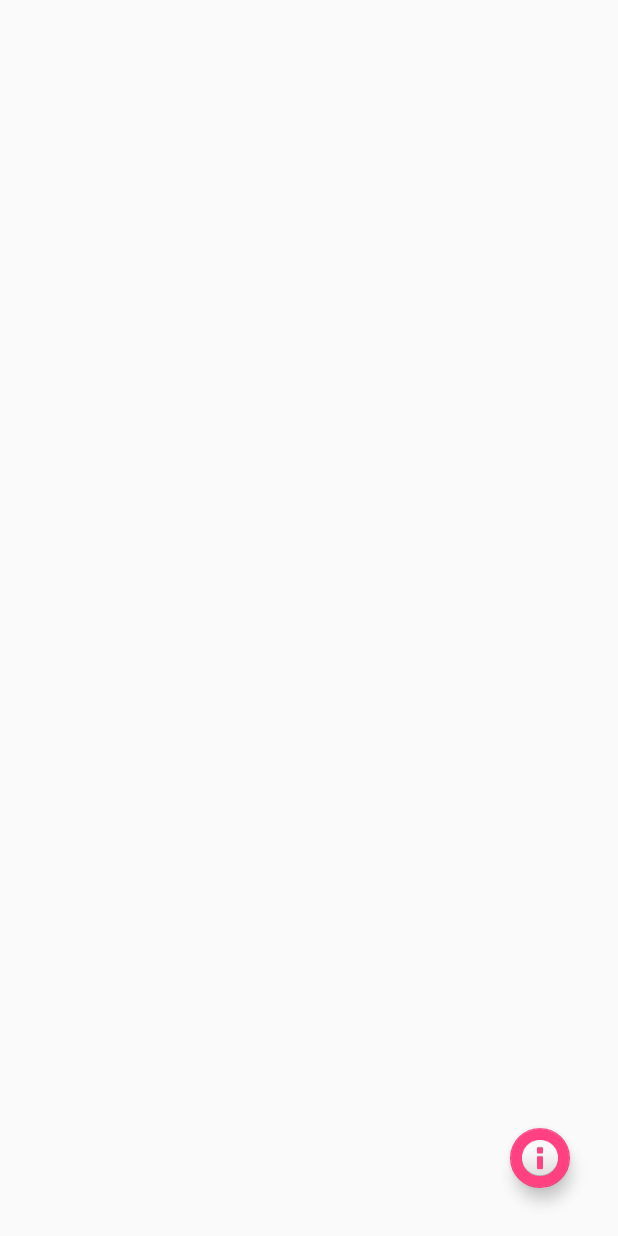
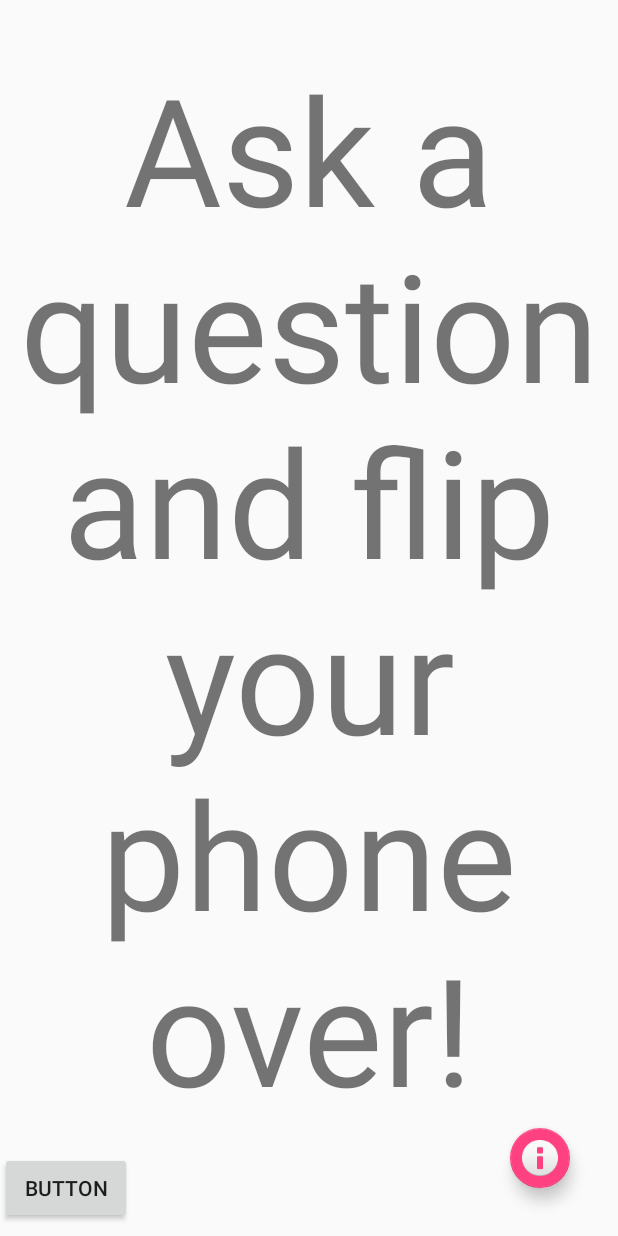
Before and after one commit to rbryan21/Magic8Ball, an Android app: the screen it shows after launch (EightBallActivity), on a phone screen of 412 x 824 dp. Run offline under Robolectric (Android 15) with nearby library versions, the phone set to English and light mode, and no system bars.

Commit message:
Updating minSdk to 26 to get the text autosizing working. Adding Answer POJO, and an Answers class that contains the available answers, as well several helpers methods, including one to grab a random answer

```diff
--- a/Magic8Ball/app/build.gradle
+++ b/Magic8Ball/app/build.gradle
@@ -2,10 +2,10 @@ apply plugin: 'com.android.application'
 
 android {
     compileSdkVersion 26
-    buildToolsVersion "25.0.3"
+    buildToolsVersion '26.0.0'
     defaultConfig {
         applicationId "edu.ggc.bryan.magic8ball"
-        minSdkVersion 18
+        minSdkVersion 26
         targetSdkVersion 26
         versionCode 1
         versionName "1.0"
@@ -28,4 +28,5 @@ dependencies {
     compile 'com.android.support.constraint:constraint-layout:1.0.2'
     compile 'com.android.support:design:26.0.0-alpha1'
     testCompile 'junit:junit:4.12'
+    compile 'com.android.support:support-v4:26.0.0-alpha1'
 }
--- a/Magic8Ball/app/src/main/res/layout/activity_eight_ball.xml
+++ b/Magic8Ball/app/src/main/res/layout/activity_eight_ball.xml
@@ -1,5 +1,6 @@
 <?xml version="1.0" encoding="utf-8"?>
-<android.support.constraint.ConstraintLayout xmlns:android="http://schemas.android.com/apk/res/android"
+<android.support.constraint.ConstraintLayout
+    xmlns:android="http://schemas.android.com/apk/res/android"
     xmlns:app="http://schemas.android.com/apk/res-auto"
     xmlns:tools="http://schemas.android.com/tools"
     android:layout_width="match_parent"
@@ -16,5 +17,36 @@
         app:fabSize="mini"
         app:layout_constraintBottom_toBottomOf="parent"
         app:layout_constraintRight_toRightOf="parent"
-        app:srcCompat="@android:drawable/ic_dialog_info" />
+        app:srcCompat="@android:drawable/ic_dialog_info"
+        android:layout_marginEnd="32dp" />
+
+    <TextView
+        android:id="@+id/eightBallText"
+        android:layout_width="0dp"
+        android:layout_height="0dp"
+        android:layout_marginBottom="0dp"
+        android:layout_marginTop="32dp"
+        android:autoSizeMaxTextSize="100sp"
+        android:autoSizeMinTextSize="12sp"
+        android:autoSizeStepGranularity="2sp"
+        android:autoSizeTextType="uniform"
+        android:text="@string/eight_ball_default_text"
+        android:textAlignment="center"
+        app:layout_constraintBottom_toTopOf="@+id/aboutFab"
+        app:layout_constraintHorizontal_bias="0.0"
+        app:layout_constraintLeft_toLeftOf="parent"
+        app:layout_constraintRight_toRightOf="parent"
+        app:layout_constraintTop_toTopOf="parent"
+        app:layout_constraintVertical_bias="0.0" />
+
+    <Button
+        android:id="@+id/button"
+        android:layout_width="wrap_content"
+        android:layout_height="wrap_content"
+        android:layout_marginBottom="8dp"
+        android:text="Button"
+        app:layout_constraintBottom_toBottomOf="parent"
+        tools:layout_editor_absoluteX="123dp" />
+
+
 </android.support.constraint.ConstraintLayout>
--- a/Magic8Ball/app/src/main/res/values/strings.xml
+++ b/Magic8Ball/app/src/main/res/values/strings.xml
@@ -4,4 +4,5 @@
     <string name="credits_author">Created by Robert Bryan and Michael Cawthon</string>
     <string name="itec4550">ITEC 4550 Fall 2017</string>
     <string name="created_date">Created December 2017</string>
+    <string name="eight_ball_default_text">Ask a question and flip your phone over!</string>
 </resources>
```
Also changed, not shown: Magic8Ball/app/src/main/java/edu/ggc/bryan/magic8ball/Answer.java (added, +19 -0 lines), Magic8Ball/app/src/main/java/edu/ggc/bryan/magic8ball/Answers.java (added, +53 -0 lines).
